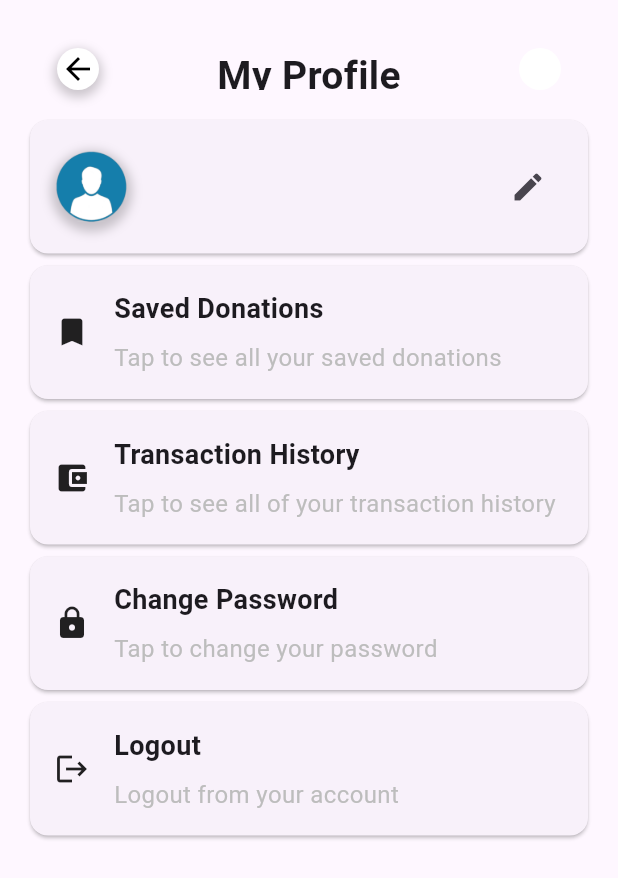
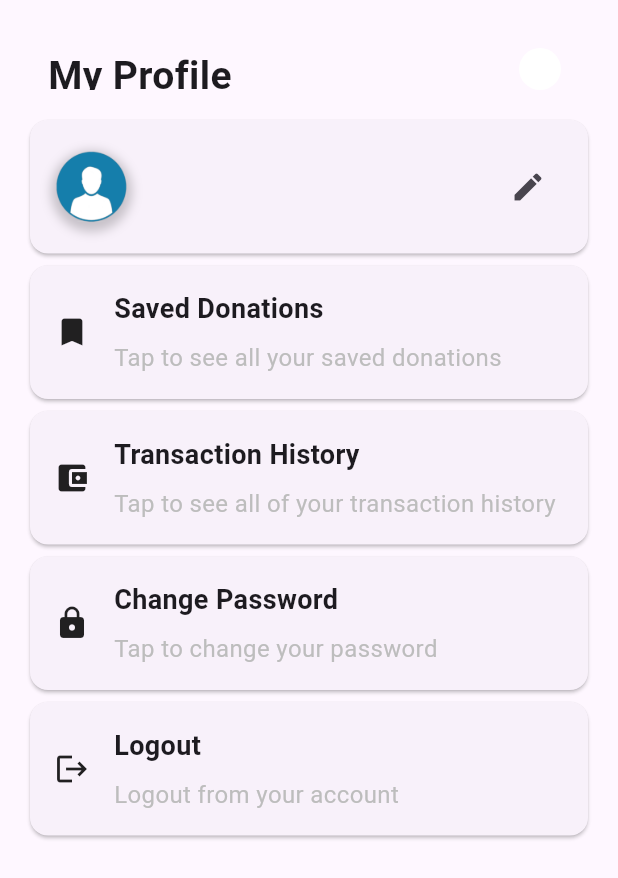
Before and after one commit to SamGun-Official/Donater.ly, a Flutter app: the ProfileScreen screen opened by its route, on a phone screen of 412 x 824 dp. Shown: the top 878 px of the screen. Run offline on Flutter 3.47's test engine with Material 2 defaults, Android fonts, the phone set to English and light mode, and no system bars; our stand-ins replace cloud_firestore, firebase_auth, firebase_core; accounts and stored records are empty.

Commit message:
Update profile_screen.dart

```diff
--- a/lib/donater_screen/profile_screen.dart
+++ b/lib/donater_screen/profile_screen.dart
@@ -26,40 +26,18 @@ class _ProfileScreenState extends State<ProfileScreen> {
             child: Column(
               crossAxisAlignment: CrossAxisAlignment.stretch,
               children: [
-                SizedBox(
+                const SizedBox(
                   height: 60,
                   child: Padding(
-                    padding: const EdgeInsets.all(16.0),
+                    padding: EdgeInsets.all(16.0),
                     child: Row(
                       mainAxisAlignment: MainAxisAlignment.spaceBetween,
                       children: [
-                        GestureDetector(
-                          onTap: () {
-                            Navigator.pop(context);
-                          },
-                          child: Container(
-                            decoration: BoxDecoration(
-                              shape: BoxShape.circle,
-                              boxShadow: [
-                                BoxShadow(
-                                  color: Colors.black.withOpacity(0.2),
-                                  spreadRadius: 2,
-                                  blurRadius: 5,
-                                  offset: const Offset(0, 3),
-                                ),
-                              ],
-                            ),
-                            child: const CircleAvatar(
-                              backgroundColor: Colors.white,
-                              child: Icon(Icons.arrow_back, color: Colors.black),
-                            ),
-                          ),
-                        ),
-                        const Text(
+                        Text(
                           'My Profile',
                           style: TextStyle(fontSize: 26, fontWeight: FontWeight.bold),
                         ),
-                        const CircleAvatar(
+                        CircleAvatar(
                           backgroundColor: Colors.white,
                           child: Opacity(
                             opacity: 0.0,
```
